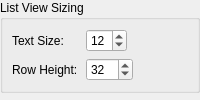
This is src/ui/dialogs/settings/appearancelistpanel.ui in EtherAura/Kartend as Qt 5 draws it before an edit. The edited form follows.
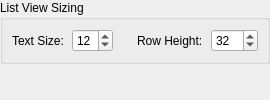
This is the edited form.

Patch:
```diff
--- a/src/ui/dialogs/settings/appearancelistpanel.ui
+++ b/src/ui/dialogs/settings/appearancelistpanel.ui
@@ -11,14 +11,47 @@
    <item>
     <widget class="QGroupBox" name="appearanceListSizingGroupBox">
      <property name="title"><string>List View Sizing</string></property>
-     <layout class="QFormLayout" name="appearanceListFormLayout">
-      <property name="horizontalSpacing"><number>8</number></property>
-      <property name="verticalSpacing"><number>6</number></property>
-      <property name="fieldGrowthPolicy"><enum>QFormLayout::FieldGrowthPolicy::ExpandingFieldsGrow</enum></property>
-      <item row="0" column="0"><widget class="QLabel" name="label_listFontSize"><property name="text"><string>Text Size:</string></property></widget></item>
-      <item row="0" column="1"><widget class="QSpinBox" name="listFontSizeSpinBox"><property name="minimumWidth"><number>110</number></property><property name="toolTip"><string>Font size for list view text (6-48 pt)</string></property><property name="minimum"><number>6</number></property><property name="maximum"><number>48</number></property><property name="value"><number>12</number></property></widget></item>
-      <item row="1" column="0"><widget class="QLabel" name="label_listRowHeight"><property name="text"><string>Row Height:</string></property></widget></item>
-      <item row="1" column="1"><widget class="QSpinBox" name="listRowHeightSpinBox"><property name="minimumWidth"><number>110</number></property><property name="toolTip"><string>Height of each row in list view (20-100 px)</string></property><property name="minimum"><number>20</number></property><property name="maximum"><number>100</number></property><property name="value"><number>32</number></property></widget></item>
+     <!-- Two-column section: two equal-width column wrappers side by side. -->
+     <layout class="QHBoxLayout" name="appearanceListSizingRowLayout">
+      <property name="spacing"><number>24</number></property>
+      <item>
+       <widget class="QWidget" name="appearanceListSizingColLeft" native="true">
+        <property name="sizePolicy">
+         <sizepolicy hsizetype="Expanding" vsizetype="Preferred"><horstretch>0</horstretch><verstretch>0</verstretch></sizepolicy>
+        </property>
+        <layout class="QFormLayout" name="appearanceListSizingFormLeft">
+         <property name="formAlignment"><set>Qt::AlignmentFlag::AlignLeft|Qt::AlignmentFlag::AlignTop</set></property>
+         <property name="horizontalSpacing"><number>8</number></property>
+         <property name="verticalSpacing"><number>6</number></property>
+         <property name="leftMargin"><number>0</number></property>
+         <property name="topMargin"><number>0</number></property>
+         <property name="rightMargin"><number>0</number></property>
+         <property name="bottomMargin"><number>0</number></property>
+         <property name="fieldGrowthPolicy"><enum>QFormLayout::FieldGrowthPolicy::FieldsStayAtSizeHint</enum></property>
+         <item row="0" column="0"><widget class="QLabel" name="label_listFontSize"><property name="text"><string>Text Size:</string></property></widget></item>
+         <item row="0" column="1"><widget class="QSpinBox" name="listFontSizeSpinBox"><property name="maximumWidth"><number>100</number></property><property name="toolTip"><string>Font size for list view text (6-48 pt)</string></property><property name="minimum"><number>6</number></property><property name="maximum"><number>48</number></property><property name="value"><number>12</number></property></widget></item>
+        </layout>
+       </widget>
+      </item>
+      <item>
+       <widget class="QWidget" name="appearanceListSizingColRight" native="true">
+        <property name="sizePolicy">
+         <sizepolicy hsizetype="Expanding" vsizetype="Preferred"><horstretch>0</horstretch><verstretch>0</verstretch></sizepolicy>
+        </property>
+        <layout class="QFormLayout" name="appearanceListSizingFormRight">
+         <property name="formAlignment"><set>Qt::AlignmentFlag::AlignLeft|Qt::AlignmentFlag::AlignTop</set></property>
+         <property name="horizontalSpacing"><number>8</number></property>
+         <property name="verticalSpacing"><number>6</number></property>
+         <property name="leftMargin"><number>0</number></property>
+         <property name="topMargin"><number>0</number></property>
+         <property name="rightMargin"><number>0</number></property>
+         <property name="bottomMargin"><number>0</number></property>
+         <property name="fieldGrowthPolicy"><enum>QFormLayout::FieldGrowthPolicy::FieldsStayAtSizeHint</enum></property>
+         <item row="0" column="0"><widget class="QLabel" name="label_listRowHeight"><property name="text"><string>Row Height:</string></property></widget></item>
+         <item row="0" column="1"><widget class="QSpinBox" name="listRowHeightSpinBox"><property name="maximumWidth"><number>100</number></property><property name="toolTip"><string>Height of each row in list view (20-100 px)</string></property><property name="minimum"><number>20</number></property><property name="maximum"><number>100</number></property><property name="value"><number>32</number></property></widget></item>
+        </layout>
+       </widget>
+      </item>
      </layout>
     </widget>
    </item>
```
